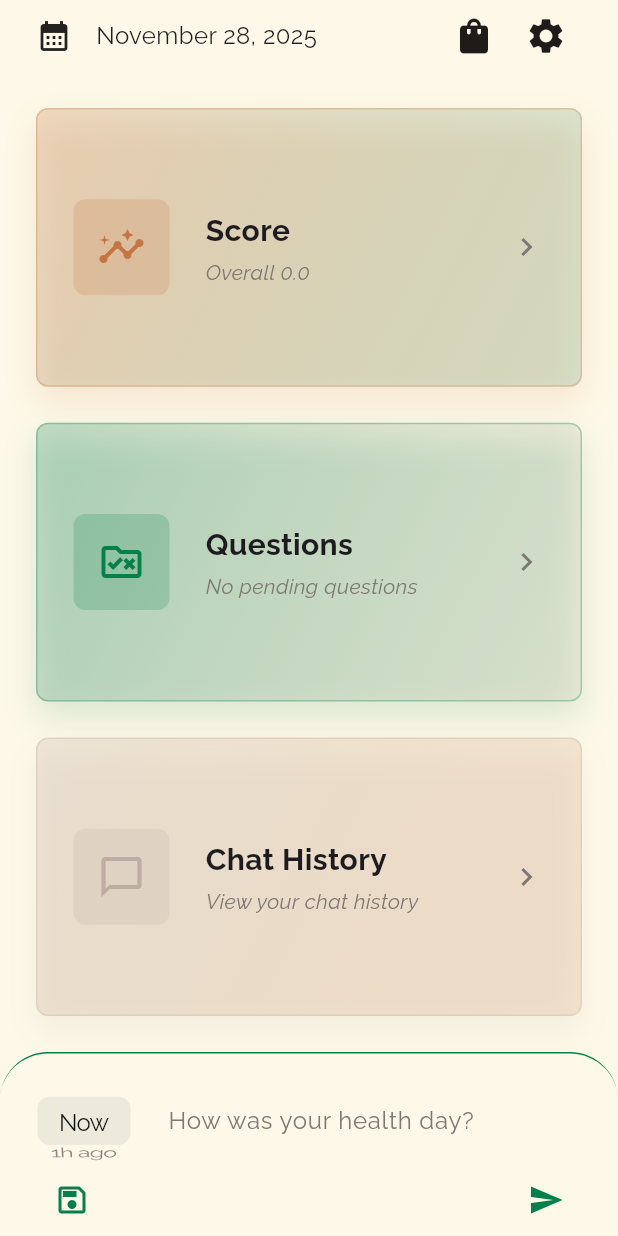
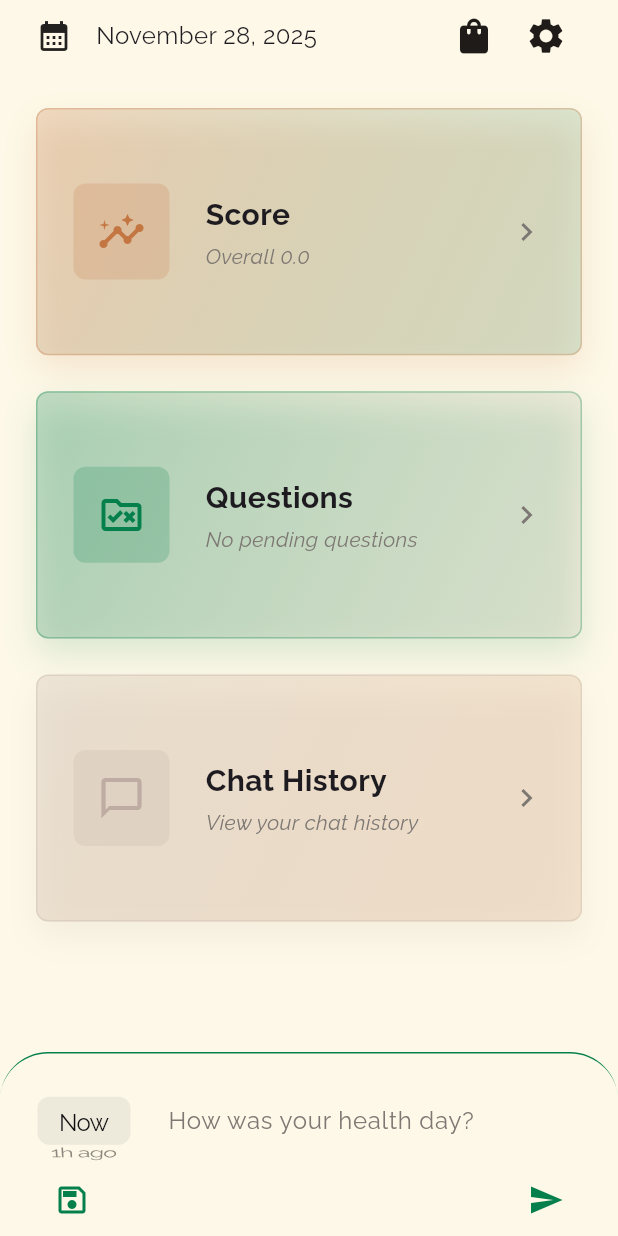
Before and after one commit to abc-medes/ate-flutter, a Flutter app: the HomeView screen opened by its route, on a phone screen of 412 x 824 dp. Run offline on Flutter 3.47's test engine with Material 3 defaults, Android fonts, the phone set to English and light mode, and no system bars; our stand-ins replace firebase_core, flutter_animate, flutter_dotenv, flutter_riverpod, flutter_svg, gap and 11 more; missing offline and left inert: flutter_displaymode; accounts and stored records are empty; generated files the repository leaves out were written again; network calls fail.

Commit message:
[LIPS] home view when keyboard open

```diff
--- a/lib/features/home/views/screens/home_view.dart
+++ b/lib/features/home/views/screens/home_view.dart
@@ -57,6 +57,9 @@ class _HomeViewState extends ConsumerState<HomeView> {
     final viewModel = ref.watch(homeViewModelProvider.notifier);
     final state = ref.watch(homeViewModelProvider);
 
+    final mq = MediaQuery.of(context);
+    final double buttonHeight = mq.size.height / 5;
+
     ref.listen<bool>(
       homeViewModelProvider
           .select((s) => s.isLoadingUserQuestions || s.isLoadingInsights),
@@ -73,28 +76,38 @@ class _HomeViewState extends ConsumerState<HomeView> {
       backgroundColor: $styles.colors.background,
       body: Column(
         children: [
+          // Header stays fixed at the top
           _buildHeader(context, state, ref),
+
+          // Middle content (big buttons) becomes scrollable
           Expanded(
-            child: Padding(
+            child: SingleChildScrollView(
               padding: EdgeInsets.fromLTRB(
-                  $styles.insets.md, 0, $styles.insets.md, $styles.insets.md),
+                $styles.insets.md,
+                0,
+                $styles.insets.md,
+                $styles.insets.md,
+              ),
               child: Column(
                 children: [
-                  Expanded(
+                  SizedBox(
+                    height: buttonHeight,
                     child: _HomeBigButton(
                       icon: Icons.insights_outlined,
                       title: $strings.home_score,
                       subtitle: $strings.home_overall_score(
-                          (state.bodySimulatorState?.healthScore.overallScore ??
-                                  0)
-                              .toStringAsFixed(1)),
+                        (state.bodySimulatorState?.healthScore.overallScore ??
+                                0)
+                            .toStringAsFixed(1),
+                      ),
                       gradientStart: $styles.colors.accent2,
                       gradientEnd: $styles.colors.accent1,
                       onTap: () => _openScoreSheet(context, ref),
                     ),
                   ),
                   SizedBox(height: $styles.insets.md),
-                  Expanded(
+                  SizedBox(
+                    height: buttonHeight,
                     child: _HomeBigButton(
                       icon: Icons.rule_folder_outlined,
                       title: $strings.home_questions,
@@ -108,7 +121,8 @@ class _HomeViewState extends ConsumerState<HomeView> {
                     ),
                   ),
                   SizedBox(height: $styles.insets.md),
-                  Expanded(
+                  SizedBox(
+                    height: buttonHeight,
                     child: _HomeBigButton(
                       icon: Icons.chat_bubble_outline,
                       title: $strings.home_chat_history,
@@ -122,6 +136,8 @@ class _HomeViewState extends ConsumerState<HomeView> {
               ),
             ),
           ),
+
+          // Chat input stays pinned at the bottom
           ChatInput(
             shouldSaveAsContext: state.isSaveMode,
             onSaveModeToggle: () => viewModel.onSaveModeToggle(),
```
Also changed, not shown: lib/core/services/auth_service.dart (+0 -11 lines), 1 other file.
